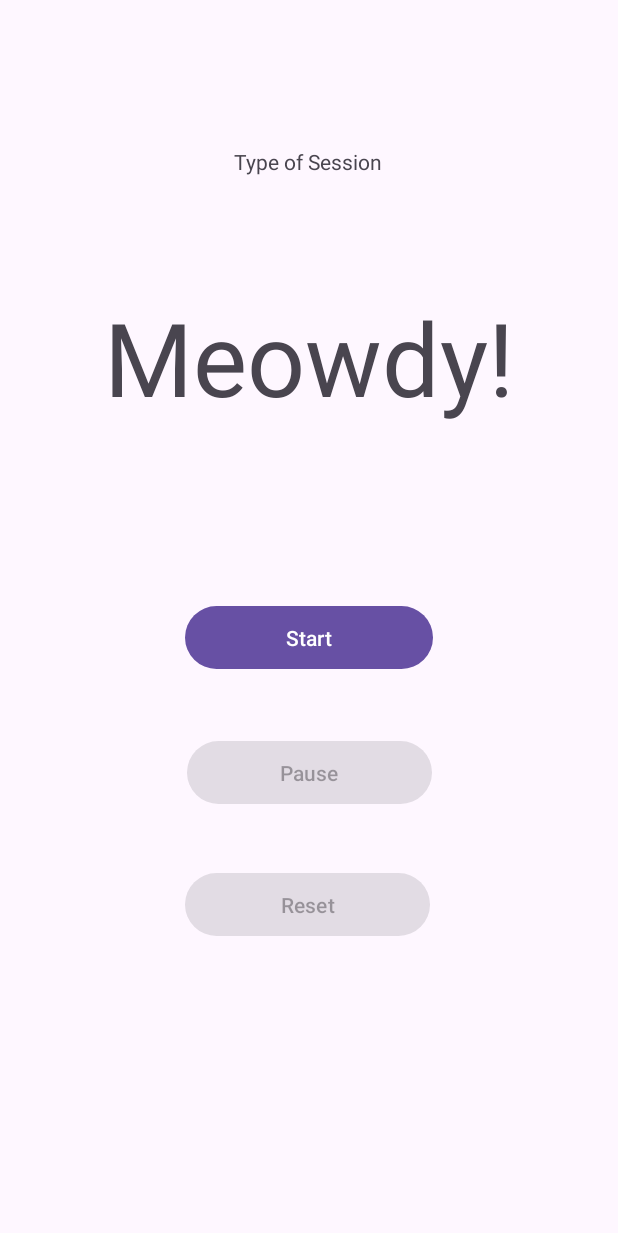
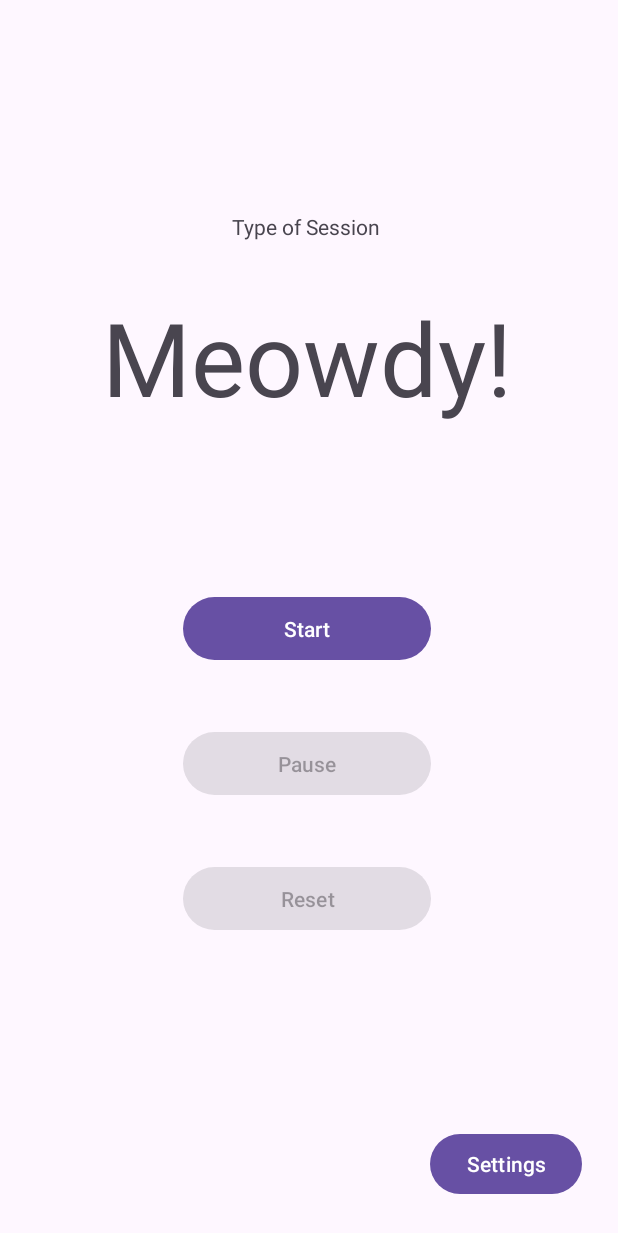
Before and after one commit to Moizsh10/Pomodoro_Technique_app, an Android app: the screen it shows after launch (MainActivity), on a phone screen of 412 x 824 dp. Shown: the top 1233 px of the screen. Run offline under Robolectric (Android 15) with nearby library versions, the phone set to English and light mode, and no system bars; 1 statement that could not run was skipped.

Commit message:
adding Activity pages for custom time settings

```diff
--- a/app/src/main/java/com/example/pomodoro_technique_app/PlayAudio.java
+++ b/app/src/main/java/com/example/pomodoro_technique_app/PlayAudio.java
@@ -21,7 +21,6 @@ public class PlayAudio {
     int soundID;
     public PlayAudio(Context nContext){
         this.context = nContext;
-        loadSound();
     }
 
     public void loadSound(){
--- a/app/src/main/java/com/example/pomodoro_technique_app/StateMachine.java
+++ b/app/src/main/java/com/example/pomodoro_technique_app/StateMachine.java
@@ -204,6 +204,7 @@ public class StateMachine{
         RetrieveData file = new RetrieveData(aContext, dataPoints);
         file.readFileData(timerInvervals);
         alarm = new PlayAudio(aContext);
+        alarm.loadSound();
     }
 
     public int sessionTracker() {
--- a/app/src/main/res/layout/activity_main.xml
+++ b/app/src/main/res/layout/activity_main.xml
@@ -15,8 +15,8 @@
         android:text="@string/greet"
         android:textAlignment="center"
         app:layout_constraintBottom_toBottomOf="parent"
-        app:layout_constraintEnd_toEndOf="parent"
-        app:layout_constraintStart_toStartOf="parent"
+        app:layout_constraintEnd_toEndOf="@+id/startButton"
+        app:layout_constraintStart_toStartOf="@+id/startButton"
         app:layout_constraintTop_toTopOf="parent"
         app:layout_constraintVertical_bias="0.267" />
 
@@ -24,49 +24,60 @@
         android:id="@+id/startButton"
         android:layout_width="165dp"
         android:layout_height="50dp"
-        android:layout_marginTop="400dp"
+        android:layout_marginTop="100dp"
         android:onClick="startTimer"
         android:text="@string/start"
-        app:layout_constraintEnd_toEndOf="parent"
-        app:layout_constraintStart_toStartOf="parent"
-        app:layout_constraintTop_toTopOf="parent" />
+        app:layout_constraintEnd_toEndOf="@+id/pauseButton"
+        app:layout_constraintStart_toStartOf="@+id/pauseButton"
+        app:layout_constraintTop_toBottomOf="@+id/timerView" />
 
     <Button
         android:id="@+id/pauseButton"
-        android:layout_width="163dp"
+        android:layout_width="165dp"
         android:layout_height="50dp"
         android:layout_marginTop="40dp"
         android:enabled="false"
         android:onClick="pauseTimer"
         android:text="@string/pause"
-        app:layout_constraintEnd_toEndOf="parent"
-        app:layout_constraintStart_toStartOf="parent"
+        app:layout_constraintEnd_toEndOf="@+id/resetButton"
+        app:layout_constraintStart_toStartOf="@+id/resetButton"
         app:layout_constraintTop_toBottomOf="@+id/startButton" />
 
     <Button
         android:id="@+id/resetButton"
-        android:layout_width="163dp"
+        android:layout_width="165dp"
         android:layout_height="50dp"
-        android:layout_marginTop="128dp"
+        android:layout_marginTop="40dp"
         android:enabled="false"
         android:onClick="resetTimer"
         android:text="@string/reset"
         app:layout_constraintEnd_toEndOf="parent"
         app:layout_constraintHorizontal_bias="0.495"
         app:layout_constraintStart_toStartOf="parent"
-        app:layout_constraintTop_toBottomOf="@+id/startButton" />
+        app:layout_constraintTop_toBottomOf="@+id/pauseButton" />
 
     <TextView
         android:id="@+id/sessionView"
         android:layout_width="wrap_content"
         android:layout_height="wrap_content"
-        android:layout_marginBottom="60dp"
+        android:layout_marginBottom="32dp"
         android:text="@string/session"
         app:layout_constraintBottom_toTopOf="@+id/timerView"
-        app:layout_constraintEnd_toEndOf="parent"
+        app:layout_constraintEnd_toEndOf="@+id/timerView"
         app:layout_constraintHorizontal_bias="0.498"
-        app:layout_constraintStart_toStartOf="parent"
+        app:layout_constraintStart_toStartOf="@+id/timerView"
         app:layout_constraintTop_toTopOf="parent"
-        app:layout_constraintVertical_bias="0.865" />
+        app:layout_constraintVertical_bias="1.0" />
+
+    <Button
+        android:id="@+id/settingButton"
+        android:layout_width="wrap_content"
+        android:layout_height="wrap_content"
+        android:layout_marginEnd="24dp"
+        android:layout_marginBottom="24dp"
+        android:onClick="activityChange"
+        android:text="@string/settings"
+        app:layout_constraintBottom_toBottomOf="parent"
+        app:layout_constraintEnd_toEndOf="parent" />
 
 </androidx.constraintlayout.widget.ConstraintLayout>
--- a/app/src/main/res/values/strings.xml
+++ b/app/src/main/res/values/strings.xml
@@ -7,5 +7,6 @@
     <string name="session">Type of Session</string>
     <string name="work">Work Session</string>
     <string name="short_break">Short Break</string>
+    <string name="settings">Settings</string>
 <!--    <string name="long_break">Long Break</string>-->
 </resources>
```
Also changed, not shown: app/src/main/java/com/example/pomodoro_technique_app/CustomSettingsActivity.java (added, +13 -0 lines), app/src/main/java/com/example/pomodoro_technique_app/MainActivity.java (+7 -0 lines), app/src/main/res/layout/activity_custom_settings.xml (added, +119 -0 lines).
